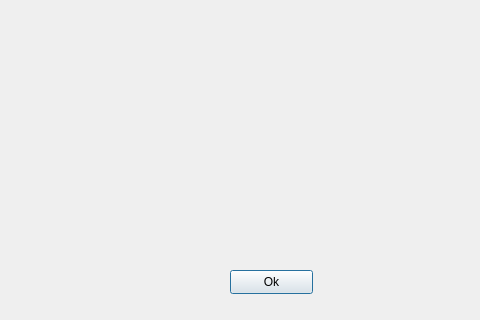
Qt form graph_window.ui (OlegSirenko/Physics-of-semiconductors-and-semiconductor-devices) before a commit; both pictures show x 180 to 660 and y 580 to 900 of the 900 by 900 pixel window.
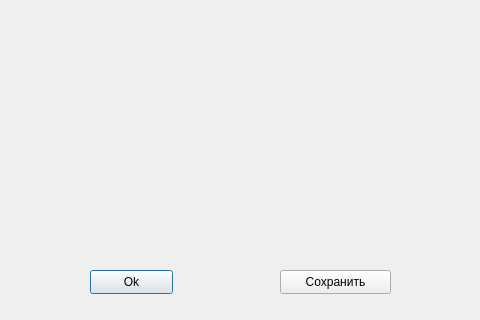
The same form after that commit.

What changed in the file:
```diff
--- a/graph_window.ui
+++ b/graph_window.ui
@@ -27,7 +27,7 @@
   <widget class="QPushButton" name="pushButton">
    <property name="geometry">
     <rect>
-     <x>410</x>
+     <x>270</x>
      <y>850</y>
      <width>83</width>
      <height>24</height>
@@ -37,6 +37,19 @@
     <string>Ok</string>
    </property>
   </widget>
+  <widget class="QPushButton" name="pushButton_2">
+   <property name="geometry">
+    <rect>
+     <x>460</x>
+     <y>850</y>
+     <width>111</width>
+     <height>24</height>
+    </rect>
+   </property>
+   <property name="text">
+    <string>Сохранить</string>
+   </property>
+  </widget>
  </widget>
  <resources/>
  <connections/>
```
